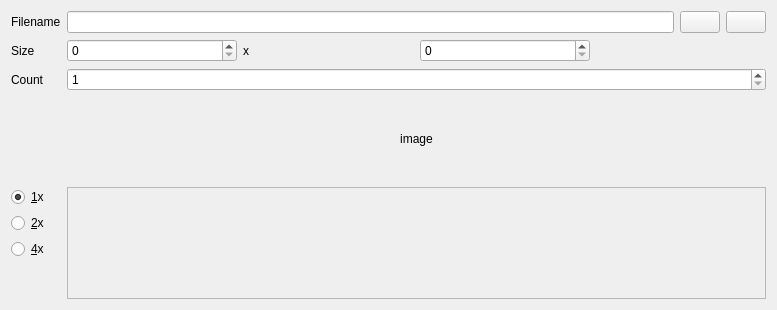
CytopiaTeam/TileData-Editor, file src/TileSetDataUI.ui: the form before one commit.
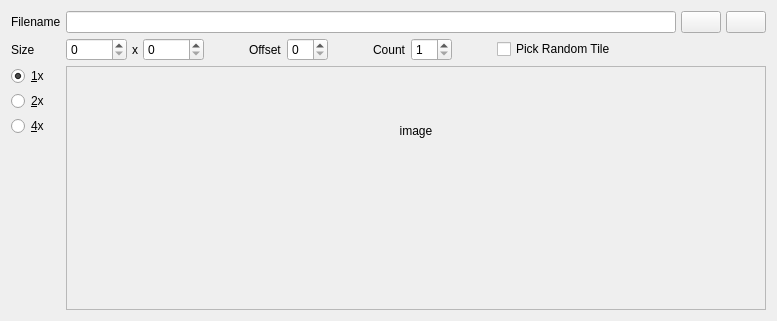
The form after the commit. Icons and pictures are not drawn.

Commit message: Implement pickRandomTile property

Diff of the .ui file:
```diff
--- a/src/TileSetDataUI.ui
+++ b/src/TileSetDataUI.ui
@@ -8,13 +8,19 @@
     <x>0</x>
     <y>0</y>
     <width>777</width>
-    <height>310</height>
+    <height>321</height>
    </rect>
   </property>
   <property name="windowTitle">
    <string>Form</string>
   </property>
   <layout class="QFormLayout" name="formLayout">
+   <property name="horizontalSpacing">
+    <number>5</number>
+   </property>
+   <property name="verticalSpacing">
+    <number>5</number>
+   </property>
    <item row="0" column="0">
     <widget class="QLabel" name="label_10">
      <property name="text">
@@ -92,22 +98,55 @@
       </widget>
      </item>
      <item>
-      <widget class="QLabel" name="imageSize">
+      <spacer name="horizontalSpacer">
+       <property name="orientation">
+        <enum>Qt::Horizontal</enum>
+       </property>
+       <property name="sizeType">
+        <enum>QSizePolicy::Maximum</enum>
+       </property>
+       <property name="sizeHint" stdset="0">
+        <size>
+         <width>40</width>
+         <height>20</height>
+        </size>
+       </property>
+      </spacer>
+     </item>
+     <item>
+      <widget class="QLabel" name="label">
        <property name="text">
-        <string/>
+        <string>Offset</string>
        </property>
       </widget>
      </item>
-    </layout>
-   </item>
-   <item row="2" column="0">
+     <item>
+      <widget class="QSpinBox" name="offset"/>
+     </item>
+     <item>
+      <spacer name="horizontalSpacer_2">
+       <property name="orientation">
+        <enum>Qt::Horizontal</enum>
+       </property>
+       <property name="sizeType">
+        <enum>QSizePolicy::Maximum</enum>
+       </property>
+       <property name="sizeHint" stdset="0">
+        <size>
+         <width>40</width>
+         <height>20</height>
+        </size>
+       </property>
+      </spacer>
+     </item>
+     <item>
     <widget class="QLabel" name="label_12">
      <property name="text">
       <string>Count</string>
      </property>
     </widget>
    </item>
-   <item row="2" column="1">
+     <item>
     <widget class="QSpinBox" name="count">
      <property name="toolTip">
       <string>How many frames  / tiles this image contains.</string>
@@ -117,24 +156,56 @@
      </property>
     </widget>
    </item>
-   <item row="3" column="1">
-    <widget class="QLabel" name="origImage">
-     <property name="sizePolicy">
-      <sizepolicy hsizetype="Preferred" vsizetype="Expanding">
-       <horstretch>0</horstretch>
-       <verstretch>0</verstretch>
-      </sizepolicy>
-     </property>
+     <item>
+      <spacer name="horizontalSpacer_4">
+       <property name="orientation">
+        <enum>Qt::Horizontal</enum>
+       </property>
+       <property name="sizeType">
+        <enum>QSizePolicy::Maximum</enum>
+       </property>
+       <property name="sizeHint" stdset="0">
+        <size>
+         <width>40</width>
+         <height>20</height>
+        </size>
+       </property>
+      </spacer>
+     </item>
+     <item>
+      <widget class="QCheckBox" name="pickRandomTile">
      <property name="text">
-      <string>image</string>
-     </property>
-     <property name="alignment">
-      <set>Qt::AlignCenter</set>
-     </property>
-    </widget>
-   </item>
-   <item row="4" column="0">
+        <string>Pick Random Tile</string>
+       </property>
+      </widget>
+     </item>
+     <item>
+      <spacer name="horizontalSpacer_3">
+       <property name="orientation">
+        <enum>Qt::Horizontal</enum>
+       </property>
+       <property name="sizeHint" stdset="0">
+        <size>
+         <width>40</width>
+         <height>20</height>
+        </size>
+       </property>
+      </spacer>
+     </item>
+     <item>
+      <widget class="QLabel" name="imageSize">
+       <property name="text">
+        <string/>
+       </property>
+      </widget>
+     </item>
+    </layout>
+   </item>
+   <item row="2" column="0">
     <layout class="QVBoxLayout" name="verticalLayout">
+     <property name="spacing">
+      <number>5</number>
+     </property>
      <item>
       <widget class="QRadioButton" name="size1">
        <property name="text">
@@ -176,14 +247,14 @@
        <property name="sizeHint" stdset="0">
         <size>
          <width>20</width>
-         <height>40</height>
+         <height>160</height>
         </size>
        </property>
       </spacer>
      </item>
     </layout>
    </item>
-   <item row="4" column="1">
+   <item row="2" column="1">
     <widget class="QScrollArea" name="scrollArea">
      <property name="sizePolicy">
       <sizepolicy hsizetype="Expanding" vsizetype="MinimumExpanding">
@@ -191,6 +262,12 @@
        <verstretch>0</verstretch>
       </sizepolicy>
      </property>
+     <property name="minimumSize">
+      <size>
+       <width>0</width>
+       <height>230</height>
+      </size>
+     </property>
      <property name="widgetResizable">
       <bool>true</bool>
      </property>
@@ -202,11 +279,27 @@
        <rect>
         <x>0</x>
         <y>0</y>
-        <width>709</width>
-        <height>109</height>
+        <width>710</width>
+        <height>228</height>
        </rect>
       </property>
       <layout class="QVBoxLayout" name="verticalLayout_2">
+       <item>
+        <widget class="QLabel" name="origImage">
+         <property name="sizePolicy">
+          <sizepolicy hsizetype="Preferred" vsizetype="Expanding">
+           <horstretch>0</horstretch>
+           <verstretch>0</verstretch>
+          </sizepolicy>
+         </property>
+         <property name="text">
+          <string>image</string>
+         </property>
+         <property name="alignment">
+          <set>Qt::AlignCenter</set>
+         </property>
+        </widget>
+       </item>
        <item>
         <widget class="QLabel" name="image">
          <property name="sizePolicy">
```
Lines whose indentation alone changed are shown as unchanged. The commit also changes 2 other files.
